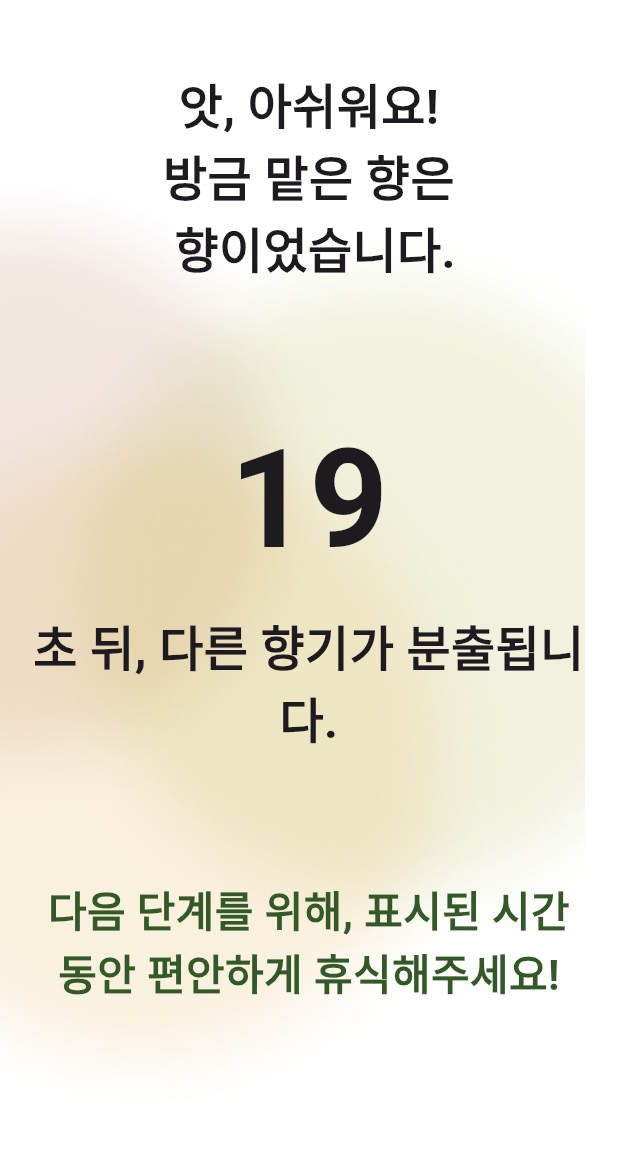
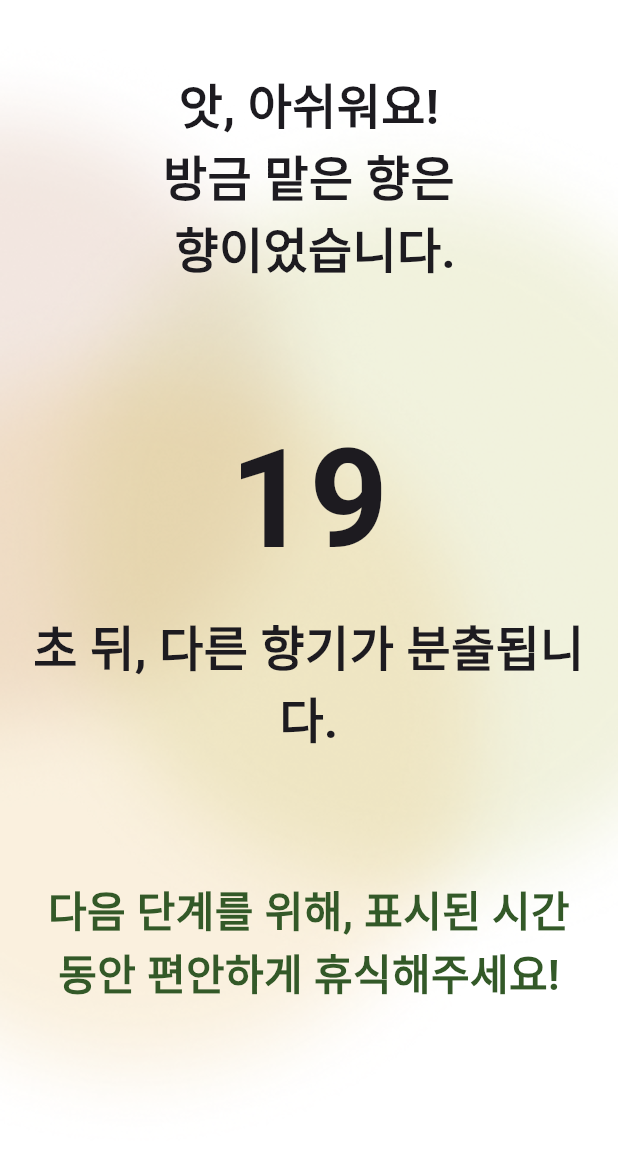
Before and after one commit to deepscent-cnu/deepscent-cnu-app, a Flutter app: the NormalOlfactoryTrainingScentStrengthScreen screen opened directly, after a tap on "약함", on a phone screen of 412 x 824 dp, the part 81-1233 px from its top. Run offline on Flutter 3.47's test engine with Material 3 defaults, Android fonts, the phone set to English and light mode, and no system bars; our stand-ins replace audioplayers, flutter_tts, get, shared_preferences, speech_to_text; missing offline and left inert: record; accounts and stored records are empty; network calls fail.

Commit message:
fix: 일반 후각 훈련 배경 짤림 수정

```diff
--- a/lib/features/normal_olfactory_training/presentation/screens/normal_olfactory_training_answer.dart
+++ b/lib/features/normal_olfactory_training/presentation/screens/normal_olfactory_training_answer.dart
@@ -228,8 +228,7 @@ class _NormalOlfactoryTrainingAnswerScreenState
                 )
                 : Stack(
                   children: [
-                    Positioned(
-                      top: 80,
+                    Positioned.fill(
                       child: Image.asset(
                         'assets/images/blurred_background.png',
                         fit: BoxFit.cover,
--- a/lib/features/normal_olfactory_training/presentation/screens/normal_olfactory_training_question.dart
+++ b/lib/features/normal_olfactory_training/presentation/screens/normal_olfactory_training_question.dart
@@ -179,8 +179,7 @@ class _NormalOlfactoryTrainingQuestionScreenState
                 )
                 : Stack(
                   children: [
-                    Positioned(
-                      top: 80,
+                    Positioned.fill(
                       child: Image.asset(
                         'assets/images/blurred_background.png',
                         fit: BoxFit.cover,
--- a/lib/features/normal_olfactory_training/presentation/screens/normal_olfactory_training_result.dart
+++ b/lib/features/normal_olfactory_training/presentation/screens/normal_olfactory_training_result.dart
@@ -28,8 +28,7 @@ class NormalOlfactoryTrainingResultScreen extends StatelessWidget {
       body: SafeArea(
         child: Stack(
           children: [
-            Positioned(
-              top: 80,
+            Positioned.fill(
               child: Image.asset(
                 'assets/images/blurred_background_2.png',
                 fit: BoxFit.cover,
--- a/lib/features/normal_olfactory_training/presentation/screens/normal_olfactory_training_scent_strength.dart
+++ b/lib/features/normal_olfactory_training/presentation/screens/normal_olfactory_training_scent_strength.dart
@@ -134,8 +134,7 @@ class _NormalOlfactoryTrainingScentStrengthScreenState
       body: SafeArea(
         child: Stack(
           children: [
-            Positioned(
-              top: 80,
+            Positioned.fill(
               child: Image.asset(
                 'assets/images/blurred_background.png',
                 fit: BoxFit.cover,
--- a/lib/features/normal_olfactory_training/presentation/screens/normal_olfactory_training_screen.dart
+++ b/lib/features/normal_olfactory_training/presentation/screens/normal_olfactory_training_screen.dart
@@ -177,8 +177,7 @@ class _NormalOlfactoryTrainingScreenState
       body: SafeArea(
         child: Stack(
           children: [
-            Positioned(
-              top: 80,
+            Positioned.fill(
               child: Image.asset(
                 'assets/images/blurred_background.png',
                 fit: BoxFit.cover,
```
